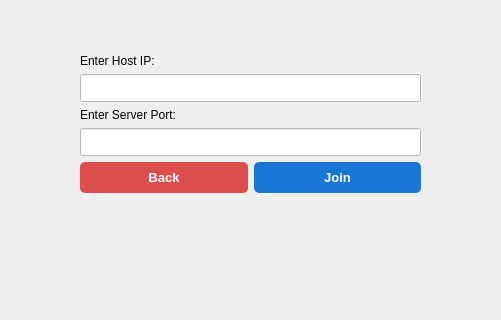
Qt form UI/Network/guest_page.ui (PlaTwo-project/PlaTwo) before a commit; both pictures show x 331 to 832 and y 324 to 644 of the 1163 by 644 pixel window.
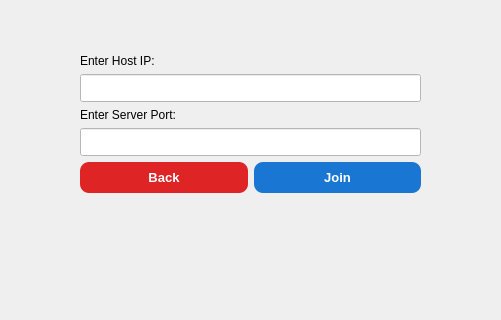
The same form after that commit.

Diff of the .ui file:
```diff
--- a/UI/Network/guest_page.ui
+++ b/UI/Network/guest_page.ui
@@ -133,10 +133,10 @@
          </property>
          <property name="styleSheet">
           <string notr="true">QPushButton {
-    background-color: #DE4D4D;
+    background-color: #DE2424;
     color: white;
     border: none;
-    border-radius: 5px;
+    border-radius: 9px;
     padding: 8px 16px;
     font-weight: bold;
 }
@@ -168,7 +168,7 @@
     background-color: #1976D2;
     color: white;
     border: none;
-    border-radius: 5px;
+    border-radius: 9px;
     padding: 8px 16px;
     font-weight: bold;
 }
```
